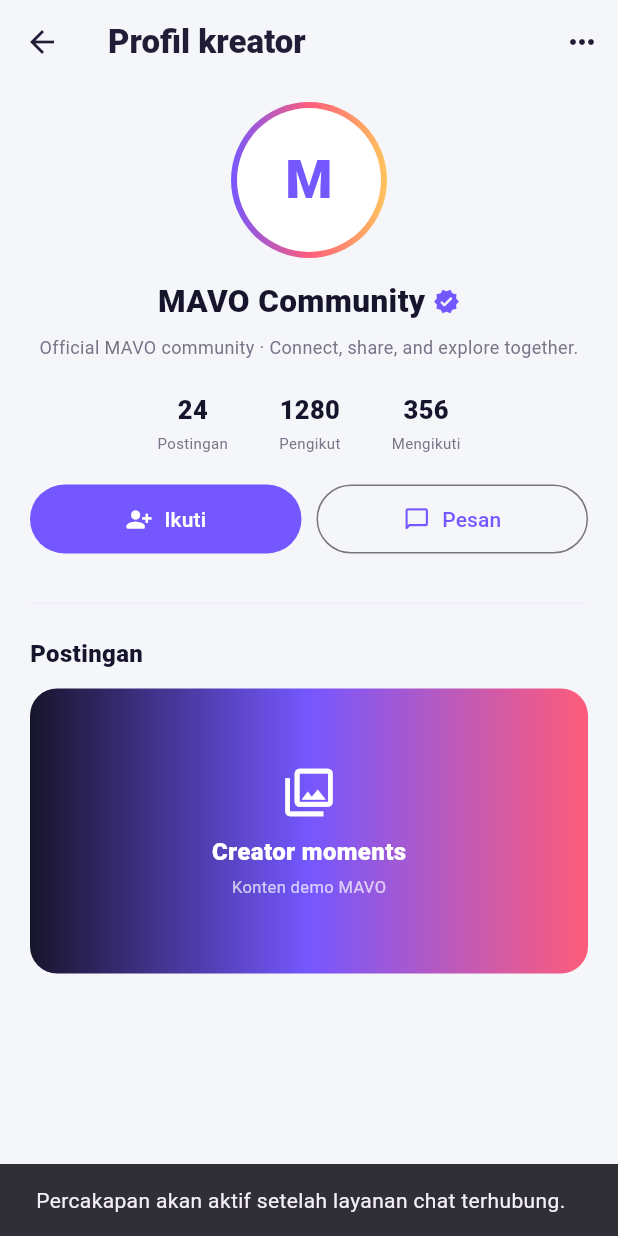
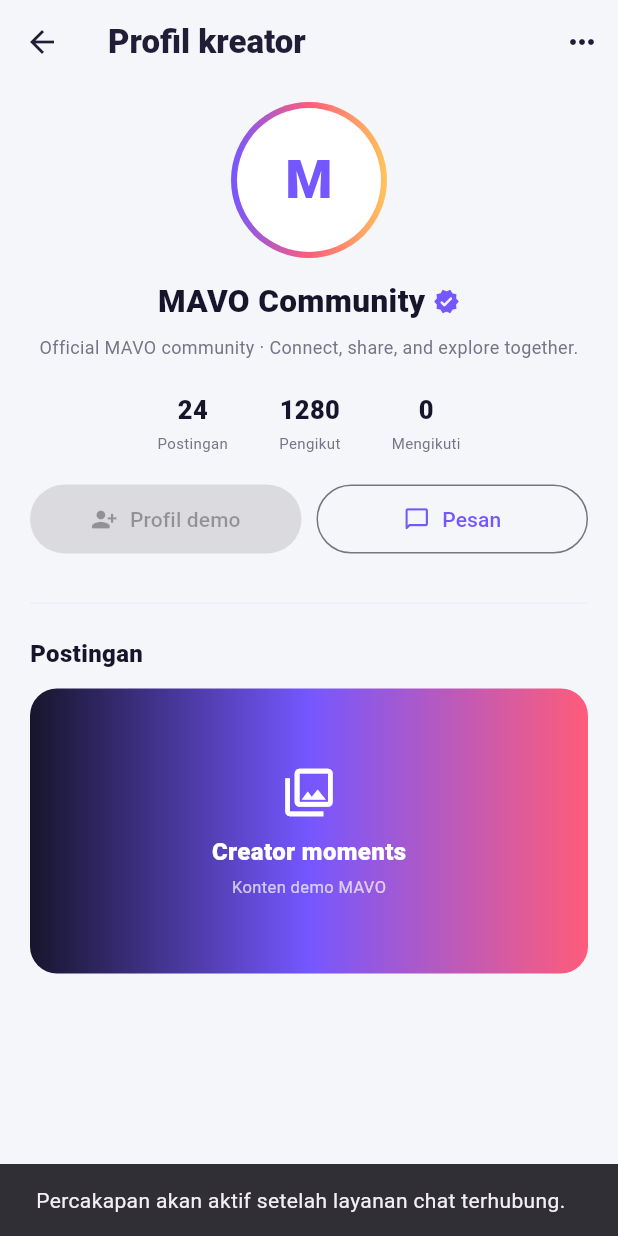
Before and after one commit to gstarsproject/Yuku-pro, a Flutter app: the CreatorProfileScreen screen opened directly, after a tap on "Pesan", on a phone screen of 412 x 824 dp. Run offline on Flutter 3.47's test engine with Material 3 defaults, Android fonts, the phone set to English and light mode, and no system bars; our stand-ins replace flutter_secure_storage; accounts and stored records are empty.

Commit message:
feat(mavo): connect creator follow button

```diff
--- a/mobile/yuku_app/lib/screens/creator_profile_screen.dart
+++ b/mobile/yuku_app/lib/screens/creator_profile_screen.dart
@@ -1,13 +1,16 @@
 import 'package:flutter/material.dart';
 import '../theme/yuku_theme.dart';
+import '../services/yuku_api.dart';
 
 class CreatorProfileScreen extends StatefulWidget {
   final String creatorName;
   final String bio;
+  final String? creatorUserId;
   const CreatorProfileScreen({
     super.key,
     this.creatorName = 'Nadia Putri',
     this.bio = 'Creator · Travel, lifestyle, and new experiences. Sharing little moments from everywhere.',
+    this.creatorUserId,
   });
 
   @override
@@ -17,6 +20,51 @@ class CreatorProfileScreen extends StatefulWidget {
 class _CreatorProfileScreenState extends State<CreatorProfileScreen> {
   bool _following = false;
   int _followers = 1280;
+  int _followingCount = 0;
+  bool _loadingFollow = false;
+  String? _followError;
+
+  @override
+  void initState() {
+    super.initState();
+    _loadFollowStatus();
+  }
+
+  Future<void> _loadFollowStatus() async {
+    final id = widget.creatorUserId;
+    if (id == null || id.isEmpty) return;
+    try {
+      final data = await YukuApi.followStatus(id);
+      if (!mounted) return;
+      setState(() {
+        _following = data['following'] == true;
+        _followers = (data['followers'] as num?)?.toInt() ?? 0;
+        _followingCount = (data['followingCount'] as num?)?.toInt() ?? 0;
+      });
+    } catch (e) {
+      if (mounted) setState(() => _followError = e.toString().replaceFirst('Exception: ', ''));
+    }
+  }
+
+  Future<void> _toggleFollow() async {
+    final id = widget.creatorUserId;
+    if (id == null || id.isEmpty || _loadingFollow) return;
+    setState(() => _loadingFollow = true);
+    try {
+      final data = await YukuApi.setFollow(id, follow: !_following);
+      if (!mounted) return;
+      setState(() {
+        _following = data['following'] == true;
+        _followers = (data['followers'] as num?)?.toInt() ?? _followers;
+        _followingCount = (data['followingCount'] as num?)?.toInt() ?? _followingCount;
+        _followError = null;
+      });
+    } catch (e) {
+      if (mounted) ScaffoldMessenger.of(context).showSnackBar(SnackBar(content: Text(e.toString().replaceFirst('Exception: ', ''))));
+    } finally {
+      if (mounted) setState(() => _loadingFollow = false);
+    }
+  }
 
   @override
   Widget build(BuildContext context) => Scaffold(
@@ -58,22 +106,19 @@ class _CreatorProfileScreenState extends State<CreatorProfileScreen> {
           const SizedBox(width: 34),
           _Metric(value: _followers.toString(), label: 'Pengikut'),
           const SizedBox(width: 34),
-          const _Metric(value: '356', label: 'Mengikuti'),
+          _Metric(value: _followingCount.toString(), label: 'Mengikuti'),
         ]),
         const SizedBox(height: 20),
         Row(children: [
           Expanded(child: FilledButton.icon(
-            onPressed: () => setState(() {
-              _following = !_following;
-              _followers += _following ? 1 : -1;
-            }),
+            onPressed: widget.creatorUserId == null || _loadingFollow ? null : _toggleFollow,
             style: FilledButton.styleFrom(
               backgroundColor: _following ? MavoColors.violetSoft : MavoColors.violet,
               foregroundColor: _following ? MavoColors.violet : Colors.white,
               padding: const EdgeInsets.symmetric(vertical: 13),
             ),
-            icon: Icon(_following ? Icons.check_rounded : Icons.person_add_alt_1_rounded),
-            label: Text(_following ? 'Mengikuti' : 'Ikuti'),
+            icon: _loadingFollow ? const SizedBox(width: 18, height: 18, child: CircularProgressIndicator(strokeWidth: 2)) : Icon(_following ? Icons.check_rounded : Icons.person_add_alt_1_rounded),
+            label: Text(widget.creatorUserId == null ? 'Profil demo' : (_following ? 'Mengikuti' : 'Ikuti')),
           )),
           const SizedBox(width: 10),
           Expanded(child: OutlinedButton.icon(
@@ -85,6 +130,7 @@ class _CreatorProfileScreenState extends State<CreatorProfileScreen> {
             style: OutlinedButton.styleFrom(padding: const EdgeInsets.symmetric(vertical: 13)),
           )),
         ]),
+        if (_followError != null) Padding(padding: const EdgeInsets.only(top: 8), child: Text(_followError!, textAlign: TextAlign.center, style: const TextStyle(color: Colors.red, fontSize: 11))),
         const SizedBox(height: 24),
         const Divider(color: MavoColors.violetSoft),
         const SizedBox(height: 14),
```
